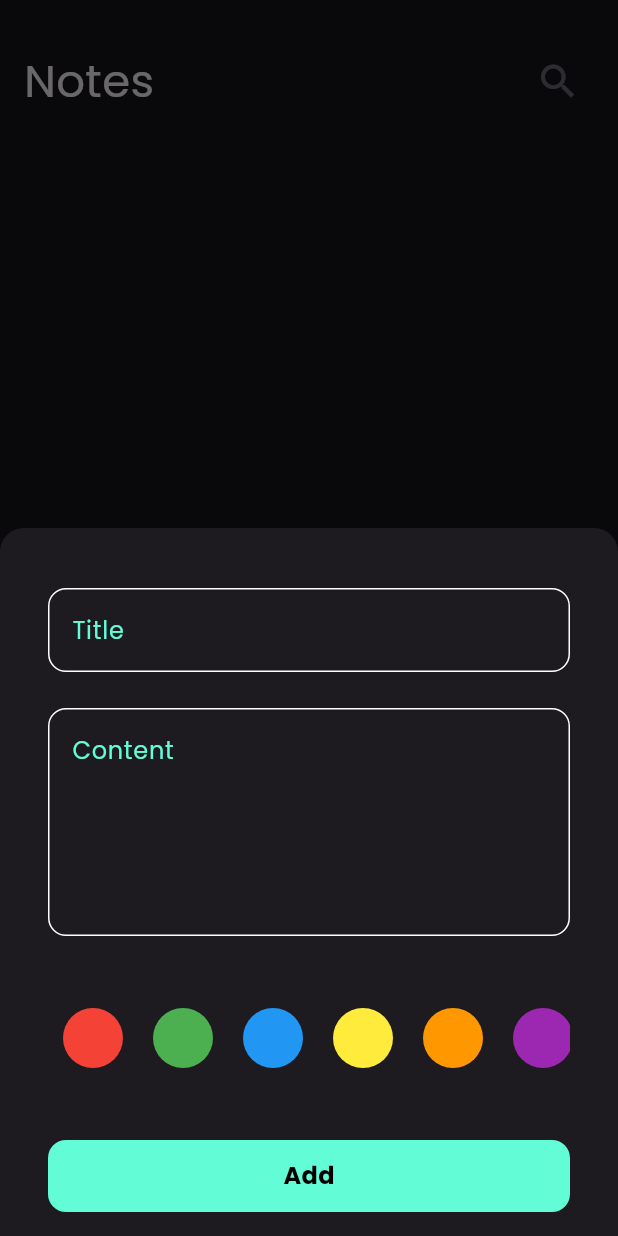
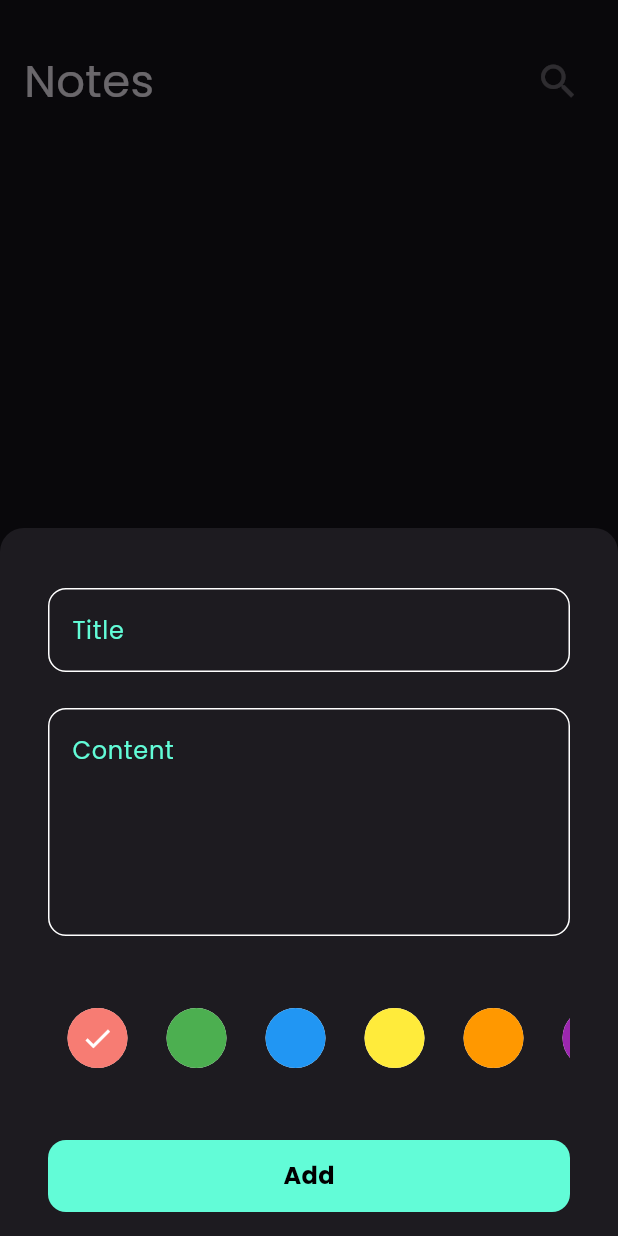
Before and after one commit to Mohammed-Elhawary/note_app, a Flutter app: the screen it shows after launch, after a tap on the "add" icon, on a phone screen of 412 x 824 dp. Run offline on Flutter 3.47's test engine with Material 3 defaults, Android fonts, the phone set to English and light mode, and no system bars; our stand-ins replace bloc, flutter_bloc, hive, hive_flutter; accounts and stored records are empty.

Commit message:
select color from color list view

```diff
--- a/lib/views/widgets/add_form_note_state.dart
+++ b/lib/views/widgets/add_form_note_state.dart
@@ -2,11 +2,10 @@ import 'package:flutter/material.dart';
 import 'package:flutter_bloc/flutter_bloc.dart';
 import 'package:intl/intl.dart';
 import 'package:notes_app/cubits/add_note_cubit/note_cubit.dart';
-import 'package:notes_app/cubits/note_cubit/note_cubit.dart';
 import 'package:notes_app/models/note_model.dart';
 import 'package:notes_app/views/widgets/custom_btn.dart';
 import 'package:notes_app/views/widgets/custom_text_field.dart';
-import 'package:notes_app/views/widgets/item_color.dart';
+import 'package:notes_app/views/widgets/item_color_list_view.dart';
 
 class AddFormNote extends StatefulWidget {
   const AddFormNote({super.key});
--- a/lib/views/widgets/edit_note_view_body.dart
+++ b/lib/views/widgets/edit_note_view_body.dart
@@ -3,9 +3,8 @@ import 'package:flutter_bloc/flutter_bloc.dart';
 import 'package:notes_app/cubits/note_cubit/note_cubit.dart';
 import 'package:notes_app/models/note_model.dart';
 import 'package:notes_app/views/widgets/custom_app_bar.dart';
-import 'package:notes_app/views/widgets/custom_btn.dart';
 import 'package:notes_app/views/widgets/custom_text_field.dart';
-import 'package:notes_app/views/widgets/item_color.dart';
+import 'package:notes_app/views/widgets/item_color_list_view.dart';
 
 class EditNoteViewBody extends StatefulWidget {
   const EditNoteViewBody({super.key, required this.note});
@@ -51,7 +50,7 @@ class _EditNoteViewBodyState extends State<EditNoteViewBody> {
               onChange: (value) => content = value,
             ),
             SizedBox(height: 12),
-            SizedBox(height: 40, child: ItemColorListView()),
+            ItemColorListView(),
           ],
         ),
       ),
--- a/lib/views/widgets/item_color.dart
+++ /dev/null
@@ -1,67 +0,0 @@
-import 'package:flutter/material.dart';
-
-class ItemColorListView extends StatelessWidget {
-  ItemColorListView({super.key, this.isSelected = false});
-
-  final bool isSelected;
-  List<Color> colors = [
-    Colors.red,
-    Colors.green,
-    Colors.blue,
-    Colors.yellow,
-    Colors.orange,
-    Colors.purple,
-  ];
-
-  @override
-  Widget build(BuildContext context) {
-    return ListView.builder(
-      scrollDirection: Axis.horizontal,
-      shrinkWrap: true,
-      itemCount: colors.length,
-      itemBuilder: (context, index) {
-        return Padding(
-          padding: const EdgeInsets.symmetric(horizontal: 8.0),
-          child: ColorCard(
-            color: colors[index],
-            isSelected: isSelected && index == 0,
-            onTap: () {},
-          ),
-        );
-      },
-    );
-  }
-}
-
-class ColorCard extends StatelessWidget {
-  const ColorCard({
-    super.key,
-    required this.color,
-    required this.isSelected,
-    this.onTap,
-  });
-
-  final Color color;
-  final bool isSelected;
-  final VoidCallback? onTap;
-
-  @override
-  Widget build(BuildContext context) {
-    return GestureDetector(
-      onTap: onTap,
-      child: Stack(
-        alignment: Alignment.center,
-        children: [
-          CircleAvatar(radius: 22, backgroundColor: color),
-
-          if (isSelected)
-            CircleAvatar(
-              radius: 26,
-              backgroundColor: Colors.white.withOpacity(0.3),
-              child: Icon(Icons.check, color: Colors.white, size: 22),
-            ),
-        ],
-      ),
-    );
-  }
-}
--- /dev/null
+++ b/lib/views/widgets/item_color_list_view.dart
@@ -0,0 +1,86 @@
+import 'package:flutter/material.dart';
+
+class ItemColorListView extends StatefulWidget {
+  const ItemColorListView({super.key, this.isSelected = false});
+
+  final bool isSelected;
+
+  @override
+  State<ItemColorListView> createState() => _ItemColorListViewState();
+}
+
+class _ItemColorListViewState extends State<ItemColorListView> {
+  final List<Color> colors = [
+    Colors.red,
+    Colors.green,
+    Colors.blue,
+    Colors.yellow,
+    Colors.orange,
+    Colors.purple,
+  ];
+
+  int currentIndex = 0;
+  @override
+  Widget build(BuildContext context) {
+    return SizedBox(
+      height: 50,
+      child: ListView.builder(
+        scrollDirection: Axis.horizontal,
+        shrinkWrap: true,
+
+        itemCount: colors.length,
+        itemBuilder: (context, index) {
+          return Padding(
+            padding: const EdgeInsets.symmetric(horizontal: 8.0),
+            child: ColorCard(
+              color: colors[index],
+              isSelected: currentIndex == index,
+              onTap: () {
+                setState(() {
+                  currentIndex = index;
+                });
+              },
+            ),
+          );
+        },
+      ),
+    );
+  }
+}
+
+class ColorCard extends StatelessWidget {
+  const ColorCard({
+    super.key,
+    required this.color,
+    required this.isSelected,
+    this.onTap,
+  });
+
+  final Color color;
+  final bool isSelected;
+  final VoidCallback? onTap;
+
+  @override
+  Widget build(BuildContext context) {
+    return GestureDetector(
+      onTap: onTap,
+      child: Stack(
+        alignment: Alignment.center,
+        children: [
+          CircleAvatar(
+            radius: 25,
+            backgroundColor: Colors.white,
+            child: CircleAvatar(radius: 23, backgroundColor: color),
+          ),
+
+          if (isSelected)
+            CircleAvatar(
+              radius: 20,
+              backgroundColor: Colors.white.withOpacity(0.3),
+              child: Icon(Icons.check, color: Colors.white, size: 22),
+            ),
+        ],
+      ),
+    );
+  }
+}
```
